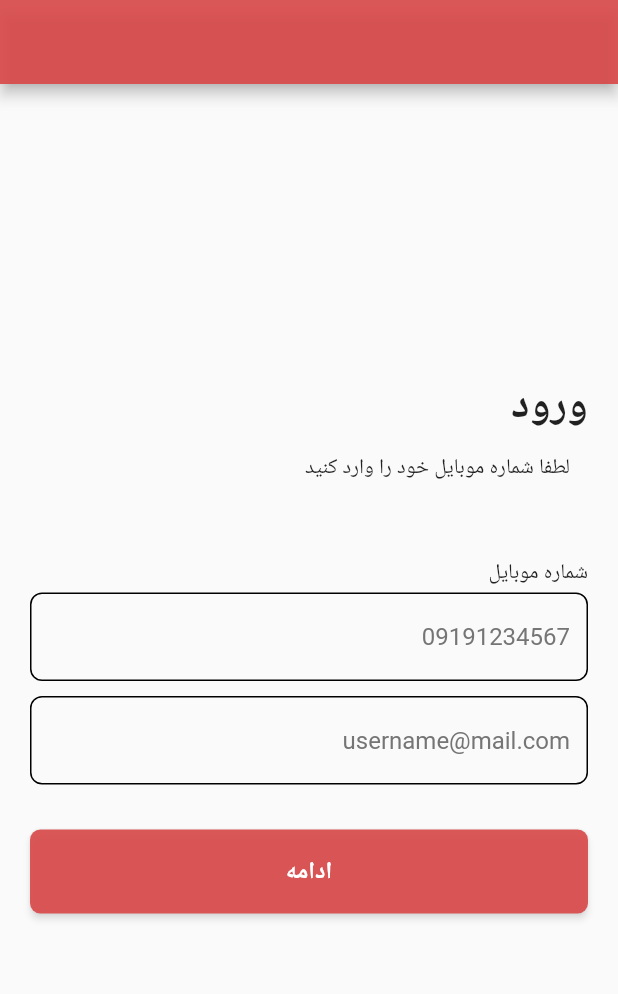
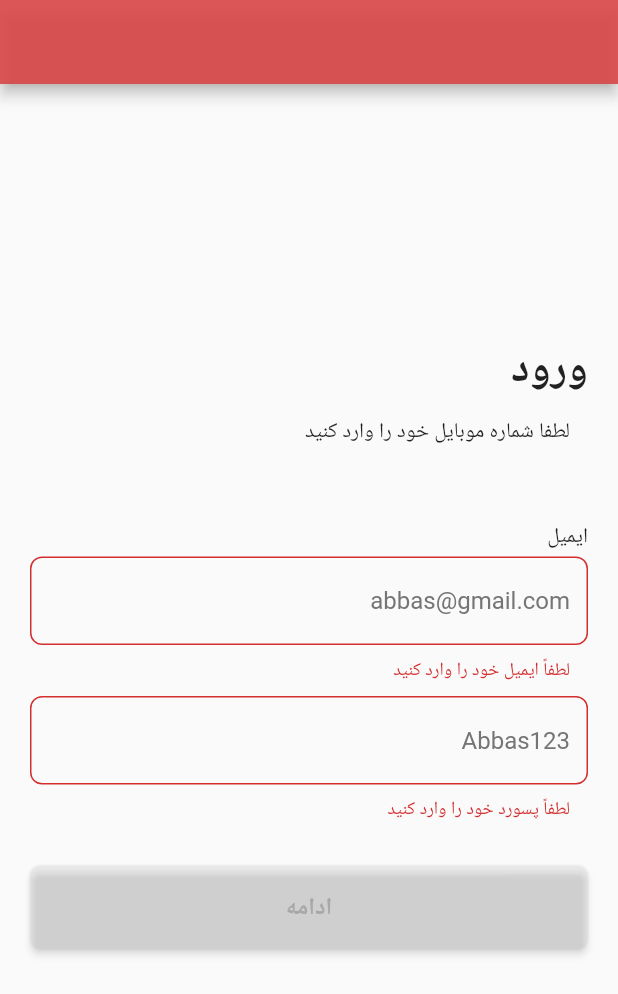
Before and after one commit to AbbasHoseini/samim, a Flutter app: the screen it shows after launch, on a phone screen of 412 x 824 dp. Shown: the top 994 px of the screen. Run offline on Flutter 3.47's test engine with Material 2 defaults, Android fonts, the phone set to English and light mode, and no system bars; our stand-ins replace flutter_bloc, get_it; Roboto replaces fonts that are missing (PelakFa).

Commit message:
add validation to login

```diff
--- /dev/null
+++ b/assets/languages/fa.arb
@@ -0,0 +1,10 @@
+{
+  "@@locale": "fa",
+  "loginTitle": "ورود",
+  "enterEmail": "لطفاً ایمیل خود را وارد کنید",
+  "validEmail": "لطفا یک ایمیل معتبر وارد کنید",
+  "enterPassword": "لطفاً پسورد خود را وارد کنید",
+  "validPasswordLength": "پسورد باید بیش از ۸ کاراکتر باشد",
+  "validPasswordFormat": "باید از حروف لاتین و حروف بزرگ و کوچک استفاده کنید",
+  "continue": "ادامه"
+}
--- /dev/null
+++ b/lib/core/utils/email_validator.dart
@@ -0,0 +1,11 @@
+
+
+class EmailValidator {
+  static final RegExp _emailRegExp = RegExp(
+    r'^[a-zA-Z0-9_.+-]+@[a-zA-Z0-9-]+\.[a-zA-Z0-9-.]+$',
+  );
+
+  static bool validate(String email) {
+    return _emailRegExp.hasMatch(email);
+  }
+}
--- /dev/null
+++ b/lib/core/utils/password_validator.dart
@@ -0,0 +1,12 @@
+
+
+
+class PasswordValidator {
+  static final RegExp _passwordRegExp = RegExp(
+    r'^(?=.*[a-z])(?=.*[A-Z])(?=.*\d)[a-zA-Z\d]{8,}$',
+  );
+
+  static bool validate(String password) {
+    return _passwordRegExp.hasMatch(password);
+  }
+}
--- a/lib/features/authentication/login/presentation/screens/login_screen.dart
+++ b/lib/features/authentication/login/presentation/screens/login_screen.dart
@@ -1,5 +1,7 @@
 import 'package:flutter/material.dart';
 import 'package:samim/core/utils/constants.dart';
+import 'package:samim/core/utils/email_validator.dart';
+import 'package:samim/core/utils/password_validator.dart';
 import 'package:samim/core/widgets/buttons/buttons.dart';
 import 'package:provider/provider.dart';
 
@@ -11,7 +13,9 @@ class LoginScreen extends StatefulWidget {
 }
 
 class _LoginScreenState extends State<LoginScreen> {
-  GlobalKey<FormState> formKey = GlobalKey<FormState>();
+  final _formKey = GlobalKey<FormState>();
+
+  bool _isButtonActive = false;
 
   @override
   Widget build(BuildContext context) {
@@ -37,6 +41,7 @@ class _LoginScreenState extends State<LoginScreen> {
                   children: [
                     FittedBox(
                       child: Text(
+                        // AppLocalizations.of(context)!.loginTitle,
                         'ورود',
                         textAlign: TextAlign.start,
                         style: TextStyle(
@@ -54,17 +59,26 @@ class _LoginScreenState extends State<LoginScreen> {
                     const SizedBox(
                       height: 24,
                     ),
-                    // Consumer<LoginScreenModel>(
-                    //   builder: (context, loginVM, child) =>
                     Column(
                       crossAxisAlignment: CrossAxisAlignment.start,
                       children: [
                         const Padding(
                           padding: EdgeInsets.only(bottom: 4.0, top: 15),
                           child: Text(
-                              'شماره موبایل',
+                            'ایمیل',
                           ),
                         ),
+                        Form(
+                          key: _formKey,
+                          autovalidateMode: AutovalidateMode.always,
+                          onChanged: () {
+                            setState(() {
+                              _isButtonActive =
+                                  _formKey.currentState?.validate() ?? false;
+                            });
+                          },
+                          child: Column(
+                            children: [
                               Padding(
                                 padding: const EdgeInsets.only(bottom: 10.0),
                                 child: Theme(
@@ -76,11 +90,24 @@ class _LoginScreenState extends State<LoginScreen> {
                                   child: TextFormField(
                                     // controller: loginVM.phone,
                                     textAlign: TextAlign.start,
-                                keyboardType: TextInputType.number,
+                                    keyboardType: TextInputType.emailAddress,
+                                    validator: (value) {
+                                      if (value!.isEmpty) {
+                                        return 'لطفاً ایمیل خود را وارد کنید';
+                                      }
+                                      if (!EmailValidator.validate(value)) {
+                                        return 'لطفا یک ایمیل معتبر وارد کنید';
+                                      }
+                                      return null;
+                                    },
+                                    onSaved: (value) {
+                                      // _email = value;
+                                    },
                                     decoration: InputDecoration(
-                                  hintText: '09191234567',
+                                      hintText: 'abbas@gmail.com',
                                       hintStyle: TextStyle(
-                                      color: Constants.colorActionOnlightActive),
+                                          color: Constants
+                                              .colorActionOnlightActive),
                                       enabledBorder: const OutlineInputBorder(
                                         borderRadius: BorderRadius.all(
                                             Radius.circular(8.0)),
@@ -113,17 +140,31 @@ class _LoginScreenState extends State<LoginScreen> {
                               Theme(
                                 data: Theme.of(context).copyWith(
                                   textSelectionTheme: TextSelectionThemeData(
-                                  cursorColor:
-                                      Constants.colorPrimaryMain),
+                                      cursorColor: Constants.colorPrimaryMain),
                                 ),
                                 child: TextFormField(
                                   // controller: loginVM.phone,
                                   textAlign: TextAlign.start,
-                              keyboardType: TextInputType.number,
+                                  validator: (value) {
+                                    if (value!.isEmpty) {
+                                      return 'لطفاً پسورد خود را وارد کنید';
+                                    }
+                                    if (value.length < 8) {
+                                      return 'پسورد باید بیش از ۸ کاراکتر باشد';
+                                    }
+                                    if (!PasswordValidator.validate(value)) {
+                                      return 'باید از حروف لاتین و حروف بزرگ و کوچک استفاده کنید';
+                                    }
+                                    return null;
+                                  },
+                                  onSaved: (value) {
+                                    // _email = value;
+                                  },
                                   decoration: InputDecoration(
-                                hintText: 'username@mail.com',
+                                    hintText: 'Abbas123',
                                     hintStyle: TextStyle(
-                                    color: Constants.colorActionOnlightActive),
+                                      color: Constants.colorActionOnlightActive,
+                                    ),
                                     enabledBorder: const OutlineInputBorder(
                                       borderRadius: BorderRadius.all(
                                           Radius.circular(8.0)),
@@ -139,7 +180,6 @@ class _LoginScreenState extends State<LoginScreen> {
                                         width: 1,
                                         // color: loginVM.textFieldBorderColor
                                       ),
-
                                     ),
                                     border: const OutlineInputBorder(
                                       borderRadius: BorderRadius.all(
@@ -153,23 +193,21 @@ class _LoginScreenState extends State<LoginScreen> {
                                   cursorColor: Constants.colorPrimaryMain,
                                 ),
                               ),
-
-                          // if (_loginVM.errorText != '')
-                          //   Padding(
-                          //     padding:
-                          //         const EdgeInsets.only(bottom: 8.0, top: 4),
-                          //     child: ErrorText(text: _loginVM.errorText),
-                          //   ),
+                            ],
+                          ),
+                        ),
                         Padding(
                           padding:
                               const EdgeInsets.only(top: 30.0, bottom: 20.0),
                           child: PrimaryButton(
                             text: 'ادامه',
                             myFunc: () async {
-
+                              if (_formKey.currentState!.validate()) {
+                                _formKey.currentState!.save();
+                              }
                             },
                             isLoading: false,
-                              isActive: true,
+                            isActive: _isButtonActive,
                           ),
                         ),
                       ],
--- a/pubspec.yaml
+++ b/pubspec.yaml
@@ -48,6 +48,7 @@ dependencies:
   floor: ^1.3.0
   mockito: ^5.2.0
   bloc_test: ^9.0.3
+  flutter_gen: ^5.3.1
 
 dev_dependencies:
   flutter_test:
```
Also changed, not shown: assets/languages/en.arb (added, +10 -0 lines), pubspec.lock. Lines whose indentation alone changed are shown as unchanged.
